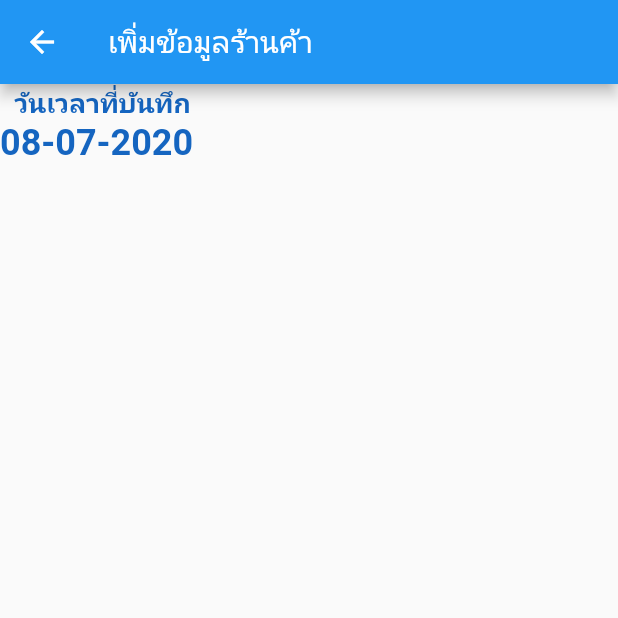
After one commit to wnuntawat/armrciV2, a Flutter app: the ShowInfoShop screen opened directly, after a tap on the "add" icon, on a phone screen of 412 x 824 dp, the top half of it. The commit adds this screen. Run offline on Flutter 3.47's test engine with Material 2 defaults, Android fonts, the phone set to English and light mode, and no system bars; our stand-ins replace dio, shared_preferences; accounts and stored records are empty.

Commit message:
update 11.00

```diff
--- /dev/null
+++ b/lib/page/add_info_shop.dart
@@ -0,0 +1,41 @@
+import 'package:armrci/utility/my_style.dart';
+import 'package:flutter/material.dart';
+import 'package:intl/intl.dart';
+
+class AddInfoShop extends StatefulWidget {
+  @override
+  _AddInfoShopState createState() => _AddInfoShopState();
+}
+
+class _AddInfoShopState extends State<AddInfoShop> {
+  String dateTimeString;
+
+  @override
+  void initState() {
+    // TODO: implement initState
+    super.initState();
+    findCurrentTime();
+  }
+
+  Future<Null> findCurrentTime() async {
+    DateTime dateTime = DateTime.now();
+    setState(() {
+      dateTimeString = DateFormat('dd-MM-yyyy').format(dateTime);
+    });
+  }
+
+  @override
+  Widget build(BuildContext context) {
+    return Scaffold(
+      appBar: AppBar(
+        title: Text('เพิ่มข้อมูลร้านค้า'),
+      ),
+      body: Column(
+        children: <Widget>[
+          MyStyle().showTextH2('วันเวลาที่บันทึก'),
+          MyStyle().showTextH1(dateTimeString == null ? '' : dateTimeString)
+        ],
+      ),
+    );
+  }
+}
--- a/lib/utility/my_style.dart
+++ b/lib/utility/my_style.dart
@@ -1,10 +1,39 @@
+
+
+import 'package:armrci/page/authen.dart';
 import 'package:flutter/material.dart';
+import 'package:shared_preferences/shared_preferences.dart';
 
 class MyStyle {
   Color mainColor = Colors.pink;
   Color darkColor = Colors.blue.shade800;
-  Widget showProgress(){
-    return Center(child: CircularProgressIndicator(),);
+
+  Widget menuSignOut(BuildContext context) {
+    return Column(mainAxisAlignment: MainAxisAlignment.end,
+      children: <Widget>[
+        Container(decoration: BoxDecoration(color: Colors.red.shade500),
+          child: ListTile(
+            leading: Icon(Icons.exit_to_app,color: Colors.white,),
+            title: Text('Sign out',style: TextStyle(color:Colors.white),),
+            subtitle: Text('ออกจาก Account ไปที่ Authen',style: TextStyle(color:Colors.white),),
+            onTap: () async {
+              SharedPreferences preferences = await SharedPreferences.getInstance();
+              preferences.clear();
+              MaterialPageRoute route = MaterialPageRoute(
+                builder: (context) => Authen(),
+              );
+              Navigator.pushAndRemoveUntil(context, route, (route) => false);
+            },
+          ),
+        ),
+      ],
+    );
+  }
+
+  Widget showProgress() {
+    return Center(
+      child: CircularProgressIndicator(),
+    );
   }
 
   InputDecoration myInputDecoration(String string) {
@@ -23,6 +52,17 @@ class MyStyle {
         ),
       );
 
+      Widget showTextH2(String string) => Container(margin: EdgeInsets.only(left: 8),
+        child: Text(
+          string,
+          style: TextStyle(
+            fontSize: 18,
+            fontWeight: FontWeight.bold,
+            color: darkColor,
+          ),
+        ),
+      );
+
   Container showlogo() {
     return Container(
       width: 150,
--- a/lib/widget/show_info_shop.dart
+++ b/lib/widget/show_info_shop.dart
@@ -1,27 +1,39 @@
+
+
+import 'package:armrci/page/add_info_shop.dart';
 import 'package:flutter/material.dart';
 
 class ShowInfoShop extends StatefulWidget {
   final String idShop;
-  ShowInfoShop({Key key,this.idShop});
+  ShowInfoShop({Key key, this.idShop});
   @override
   _ShowInfoShopState createState() => _ShowInfoShopState();
 }
 
 class _ShowInfoShopState extends State<ShowInfoShop> {
-String idShop;
-@override
+  String idShop;
+  @override
   void initState() {
     // TODO: implement initState
     super.initState();
 
-idShop =widget.idShop;
-
+    idShop = widget.idShop;
   }
 
   @override
   Widget build(BuildContext context) {
-    return Text('This is Infomation of id = $idShop'
-
-    );
+    return Scaffold(
+        floatingActionButton: FloatingActionButton(
+          onPressed: () {
+            MaterialPageRoute route = MaterialPageRoute(
+              builder: (context) => AddInfoShop(),
+            );
+            Navigator.push(context, route).then((value) => null);
+          },
+          child: Icon(Icons.add),
+        ),
+        body: Text(
+          'This is Infomation of id = $idShop',
+        ));
   }
 }
--- a/pubspec.yaml
+++ b/pubspec.yaml
@@ -30,6 +30,7 @@ dependencies:
   cupertino_icons: ^0.1.3
   dio: ^3.0.9
   shared_preferences: ^0.5.7+3
+  intl: ^0.16.1
 
 dev_dependencies:
   flutter_test:
```
Also changed, not shown: lib/page/main_shop.dart (+10 -5 lines), lib/page/main_user.dart (+9 -1 lines), pubspec.lock.
